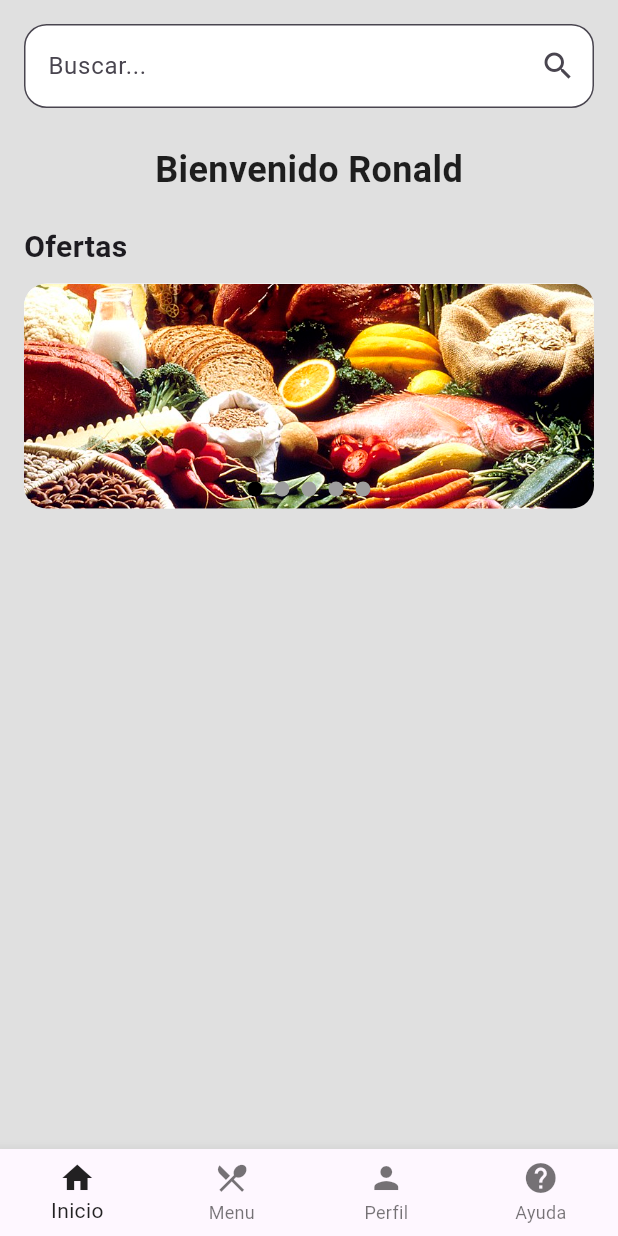
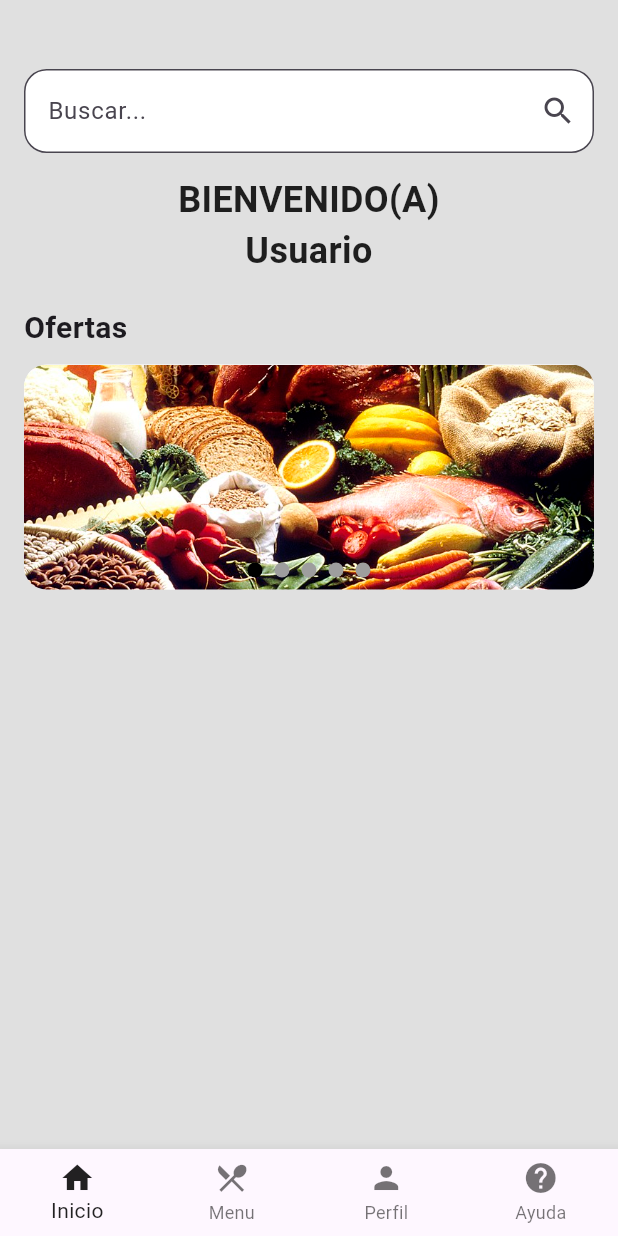
Before and after one commit to ronaldfelix/frontend_movil_rest, a Flutter app: the screen it shows after launch, on a phone screen of 412 x 824 dp. Run offline on Flutter 3.47's test engine with Material 3 defaults, Android fonts, the phone set to English and light mode, and no system bars; network calls fail.

Commit message:
Bienvenida usuario + utf8-tildes

```diff
--- a/lib/main.dart
+++ b/lib/main.dart
@@ -11,7 +11,7 @@
   @override
   Widget build(BuildContext context) {
     return MaterialApp(
-      title: 'Flutter App',
+      title: 'Restaurant App',
       theme: ThemeData(
         primarySwatch: Colors.blueGrey,
       ),
--- a/lib/screens/home_screen.dart
+++ b/lib/screens/home_screen.dart
@@ -1,6 +1,7 @@
 import 'package:flutter/material.dart';
 import '../widgets/search_bar.dart';
 import '../services/search_service.dart';
+import '../services/user_service.dart';
 
 class HomeScreen extends StatefulWidget {
   const HomeScreen({super.key});
@@ -10,7 +11,22 @@ class HomeScreen extends StatefulWidget {
 }
 
 class _HomeScreenState extends State<HomeScreen> {
-  //Metodo buscar
+  String userName = "Usuario";
+
+  @override
+  void initState() {
+    super.initState();
+    _loadUserName();
+  }
+
+  Future<void> _loadUserName() async {
+    final fetchedUserName = await fetchUserName(2);
+    setState(() {
+      userName = fetchedUserName;
+    });
+  }
+
+  // Método buscar
   List<String> _searchResults = [];
   void _onSearch(String query) async {
     if (query.isEmpty) {
@@ -31,18 +47,19 @@ class _HomeScreenState extends State<HomeScreen> {
       backgroundColor: Colors.grey[300],
       body: Stack(
         children: [
-          //Bienvenida+ofertas
+          // Bienvenida + ofertas
           Padding(
             padding: const EdgeInsets.all(16.0),
             child: Column(
               crossAxisAlignment: CrossAxisAlignment.start,
               children: [
-                const SizedBox(height: 80),
+                const SizedBox(height: 100),
                 Container(
                   alignment: Alignment.center,
-                  child: const Text(
-                    'Bienvenido Ronald',
-                    style: TextStyle(
+                  child: Text(
+                    'BIENVENIDO(A)\n$userName',
+                    textAlign: TextAlign.center,
+                    style: const TextStyle(
                       fontSize: 24,
                       fontWeight: FontWeight.bold,
                       color: Colors.black87,
@@ -89,17 +106,15 @@ class _HomeScreenState extends State<HomeScreen> {
               ],
             ),
           ),
-
           // Barra de búsqueda en la parte superior
           Positioned(
-            top: 0,
+            top: 30,
             left: 0,
             right: 0,
             child: HomeSearchBar(
               onSearch: _onSearch,
             ),
           ),
-
           // Sugerencias de búsqueda que aparecen por encima
           if (_searchResults.isNotEmpty)
             Positioned(
@@ -130,7 +145,6 @@ class _HomeScreenState extends State<HomeScreen> {
             ),
         ],
       ),
-
       // Barra inferior
       bottomNavigationBar: BottomNavigationBar(
         type: BottomNavigationBarType.fixed,
--- a/lib/services/search_service.dart
+++ b/lib/services/search_service.dart
@@ -4,12 +4,12 @@ import 'dart:convert';
 // Función para realizar la búsqueda
 Future<List<String>> performSearch(String query) async {
   final url = Uri.parse(
-      'http://192.168.1.200:8080/api/menu/search?query=$query'); // Poner ip del servidor: ipconfig 192...:8080
+      'http://192.168.1.200:8080/api/menu/search?query=$query'); // reemplazar 192.168.1.1200 x el de tu server (tu ip)
   try {
     final response = await http.get(url);
 
     if (response.statusCode == 200) {
-      List<dynamic> data = jsonDecode(response.body);
+      List<dynamic> data = json.decode(utf8.decode(response.bodyBytes));
       return data.map((item) => item['nombre'] as String).toList();
     } else {
       return [];
```
Also changed, not shown: lib/services/user_service.dart (added, +21 -0 lines), assets/images/coca_cola.jpg (added), assets/images/ensalada_cesar.jpg (added), assets/images/pizza_margarita.jpg (added), assets/images/spaghetti_carbonara.jpg (added), assets/images/tiramisu.jpg (added).
